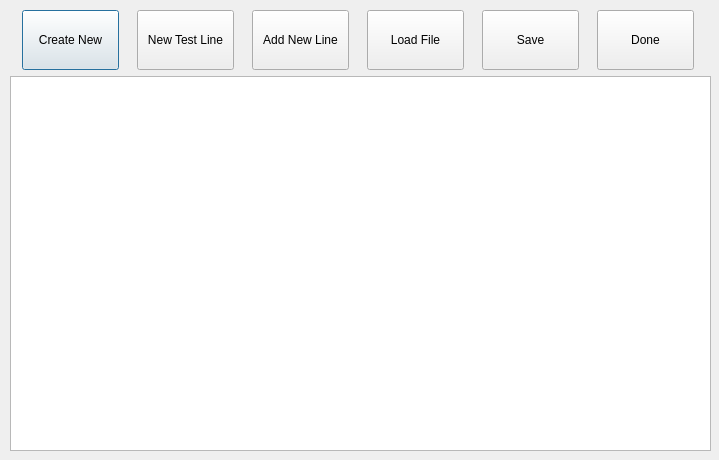
Old version of the form jsoncreator.ui in the repository yvgenyk/API-Test.
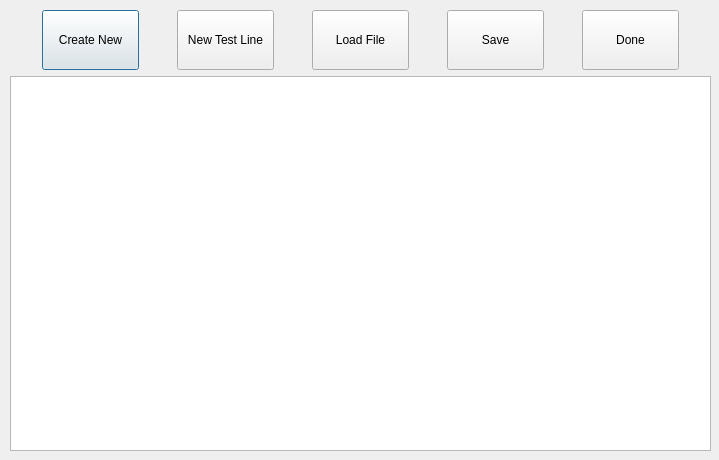
New version of the form.

What changed in the file:
```diff
--- a/jsoncreator.ui
+++ b/jsoncreator.ui
@@ -63,31 +63,6 @@
         </property>
        </widget>
       </item>
-      <item>
-       <widget class="QPushButton" name="saveNewToFile">
-        <property name="sizePolicy">
-         <sizepolicy hsizetype="Minimum" vsizetype="Fixed">
-          <horstretch>97</horstretch>
-          <verstretch>60</verstretch>
-         </sizepolicy>
-        </property>
-        <property name="minimumSize">
-         <size>
-          <width>97</width>
-          <height>60</height>
-         </size>
-        </property>
-        <property name="maximumSize">
-         <size>
-          <width>97</width>
-          <height>60</height>
-         </size>
-        </property>
-        <property name="text">
-         <string>Add New Line</string>
-        </property>
-       </widget>
-      </item>
       <item>
        <widget class="QPushButton" name="loadExFileBtn">
         <property name="minimumSize">
```
